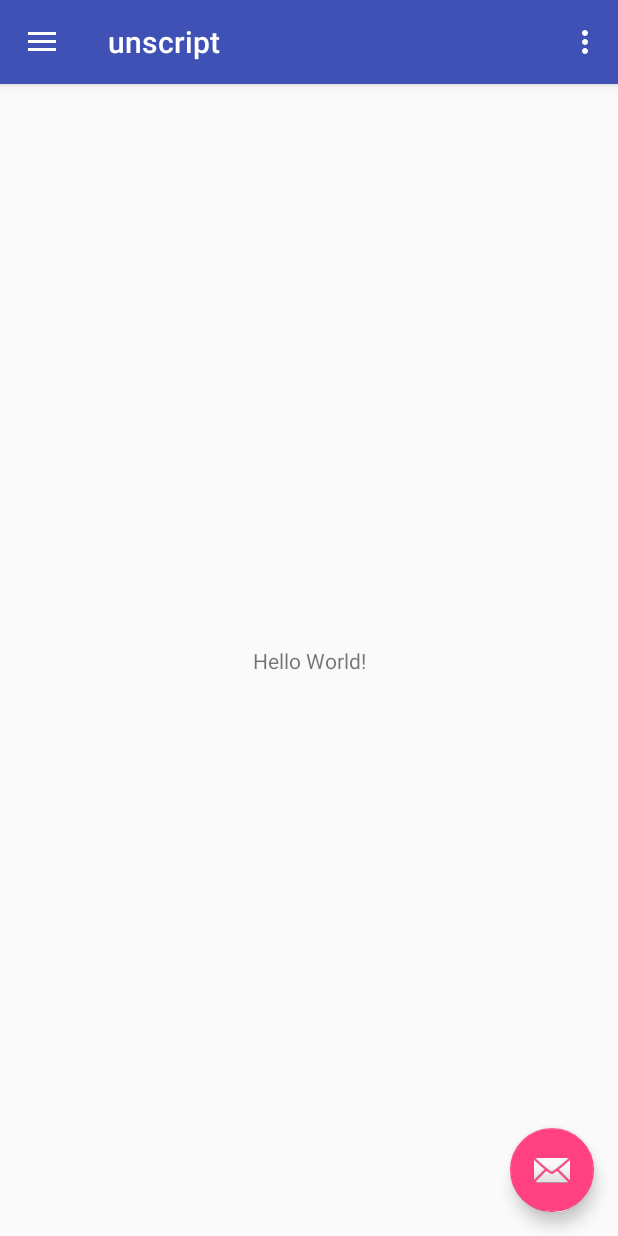
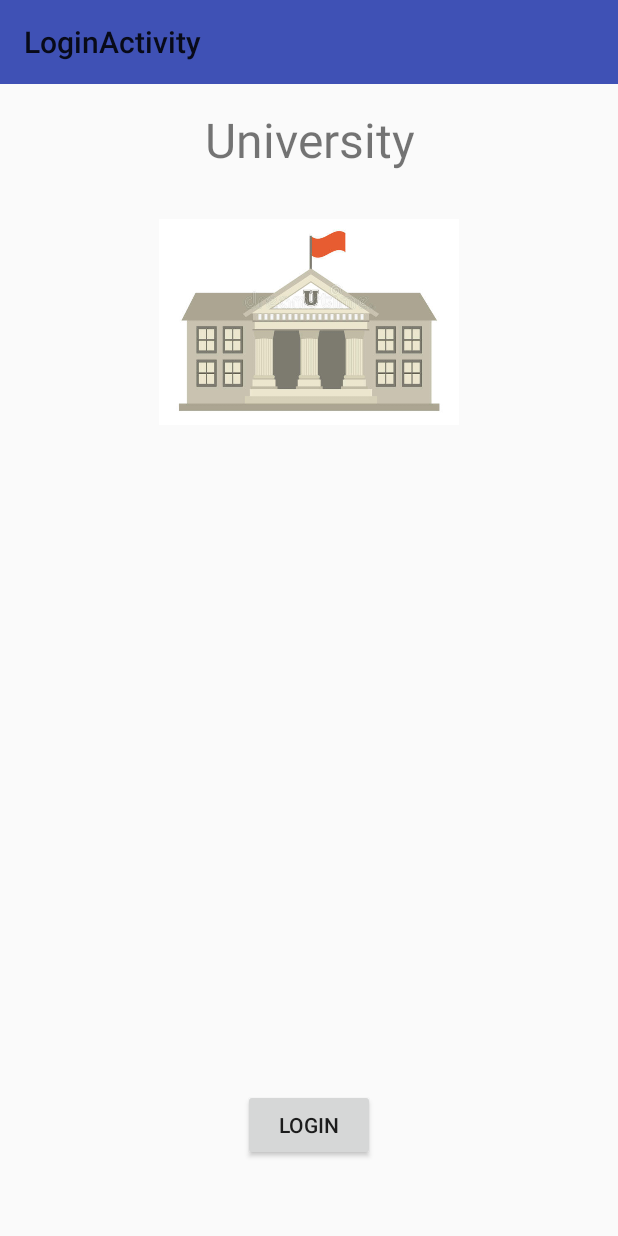
Before and after one commit to mozillacampuscrce/unscript2k18-33, an Android app: the screen it shows after launch (MainActivity before the commit, LoginActivity after it), on a phone screen of 412 x 824 dp. Run offline under Robolectric (Android 15) with nearby library versions, the phone set to English and light mode, and no system bars.

Commit message:
login added

```diff
--- a/app/build.gradle
+++ b/app/build.gradle
@@ -31,4 +31,5 @@ dependencies {
     compile 'com.google.firebase:firebase-database:11.8.0'
     compile 'com.applandeo:material-calendar-view:1.0.1'
 }
+
 apply plugin: 'com.google.gms.google-services'
--- a/app/src/main/java/com/example/venkat/unscript/LoginActivity.java
+++ b/app/src/main/java/com/example/venkat/unscript/LoginActivity.java
@@ -1,11 +1,13 @@
 package com.example.venkat.unscript;
 
+import android.content.Intent;
 import android.os.Bundle;
 import android.support.design.widget.FloatingActionButton;
 import android.support.design.widget.Snackbar;
 import android.support.v7.app.AppCompatActivity;
 import android.support.v7.widget.Toolbar;
 import android.view.View;
+import android.widget.Button;
 
 public class LoginActivity extends AppCompatActivity {
 
@@ -18,6 +20,17 @@ public class LoginActivity extends AppCompatActivity {
 
         toolbar.setTitle("Login");
 
+        Button button=(Button) findViewById(R.id.loginButton);
+        button.setOnClickListener(new View.OnClickListener() {
+            @Override
+            public void onClick(View view) {
+                Intent intent=new Intent(LoginActivity.this,MainActivity.class);
+                startActivity(intent);
+            }
+        });
+
+
+
         //FloatingActionButton fab = (FloatingActionButton) findViewById(R.id.fab);
         //fab.setOnClickListener(new View.OnClickListener() {
           //  @Override
--- a/app/src/main/res/layout/activity_login.xml
+++ b/app/src/main/res/layout/activity_login.xml
@@ -27,7 +27,13 @@
 
     <Button
         android:layout_width="wrap_content"
-        android:layout_height="wrap_content" />
+        android:layout_height="wrap_content"
+        android:layout_centerHorizontal="true"
+        android:layout_alignParentBottom="true"
+        android:layout_marginBottom="50dp"
+        android:text="Login"
+        android:id="@+id/loginButton"
+        />
     <android.support.v7.widget.Toolbar
         android:id="@+id/toolbar"
         android:layout_width="match_parent"
```
Also changed, not shown: app/src/main/AndroidManifest.xml (+13 -5 lines).
